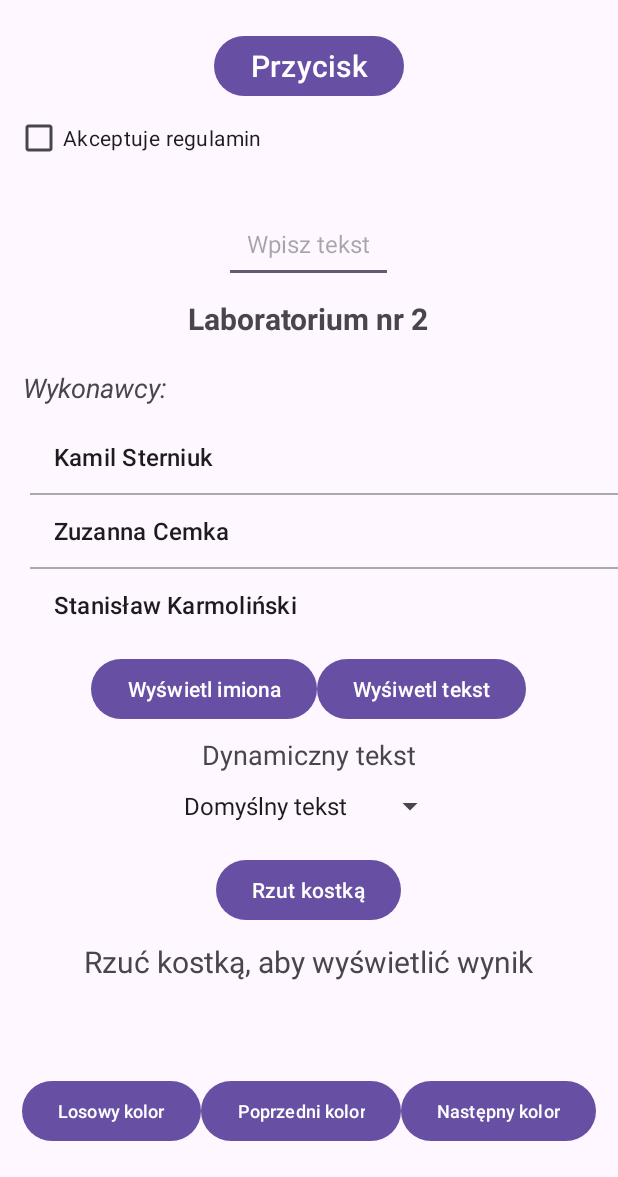
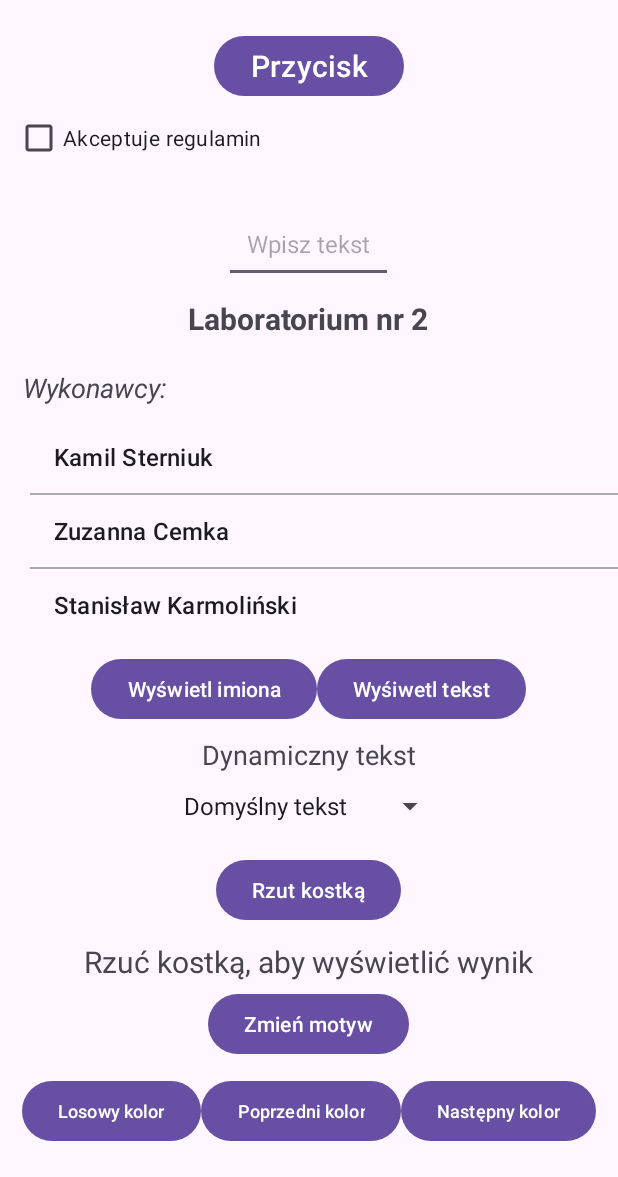
Before and after one commit to KamilSterniuk/AndroidSimpleAppLab2, an Android app: the screen it shows after launch (MainActivity), on a phone screen of 412 x 824 dp, the part 59-1236 px from its top. Run offline under Robolectric (Android 15) with nearby library versions, the phone set to English and light mode, and no system bars.

Commit message:
change theme button & scaling for tablets

```diff
--- a/app/src/main/java/com/example/myapplication/MainActivity.java
+++ b/app/src/main/java/com/example/myapplication/MainActivity.java
@@ -1,9 +1,13 @@
 package com.example.myapplication;
 
+import android.content.res.Configuration;
 import android.graphics.Color;
 import android.graphics.Typeface;
 import android.os.Bundle;
+import android.util.DisplayMetrics;
+import android.util.TypedValue;
 import android.view.View;
+import android.view.ViewGroup;
 import android.widget.AdapterView;
 import android.widget.ArrayAdapter;
 import android.widget.Button;
@@ -16,6 +20,7 @@ import android.widget.Toast;
 
 import androidx.activity.EdgeToEdge;
 import androidx.appcompat.app.AppCompatActivity;
+import androidx.appcompat.app.AppCompatDelegate;
 import androidx.core.graphics.Insets;
 import androidx.core.view.ViewCompat;
 import androidx.core.view.WindowInsetsCompat;
@@ -26,6 +31,8 @@ public class MainActivity extends AppCompatActivity {
 
     private LinearLayout layout;
     private int currentColor = 0;
+
+    private float scalingFactor;
 
     private final int[] colors = {
             Color.rgb(255, 255, 255),
@@ -42,6 +49,11 @@ public class MainActivity extends AppCompatActivity {
         setContentView(R.layout.activity_main);
 
         layout = findViewById(R.id.main);
+
+        scalingFactor = calculateScalingFactor();
+
+        ViewGroup rootLayout = findViewById(R.id.main);
+        scaleLayout(rootLayout, scalingFactor);
 
         ViewCompat.setOnApplyWindowInsetsListener(findViewById(R.id.main), (v, insets) -> {
             Insets systemBars = insets.getInsets(WindowInsetsCompat.Type.systemBars());
@@ -64,6 +76,19 @@ public class MainActivity extends AppCompatActivity {
 
         Button diceRollButton = findViewById(R.id.diceRollButton);
         TextView diceRollResult = findViewById(R.id.diceRollText);
+
+        Button changeThemeButton = findViewById(R.id.changeTheme);
+        changeThemeButton.setOnClickListener(new View.OnClickListener() {
+            @Override
+            public void onClick(View view) {
+                int currentNightMode = getResources().getConfiguration().uiMode & Configuration.UI_MODE_NIGHT_MASK;
+                if (currentNightMode == Configuration.UI_MODE_NIGHT_YES) {
+                    AppCompatDelegate.setDefaultNightMode(AppCompatDelegate.MODE_NIGHT_NO);
+                } else {
+                    AppCompatDelegate.setDefaultNightMode(AppCompatDelegate.MODE_NIGHT_YES);
+                }
+            }
+        });
 
         diceRollButton.setOnClickListener(new View.OnClickListener() {
             @Override
@@ -167,6 +192,63 @@ public class MainActivity extends AppCompatActivity {
         listView1.setAdapter(adapter);
     }
 
+    private float calculateScalingFactor() {
+        DisplayMetrics displayMetrics = getResources().getDisplayMetrics();
+        float screenWidthDp = displayMetrics.widthPixels / displayMetrics.density;
+
+        // Determine scaling factor based on screen width (600dp for tablets as a guideline)
+        if (screenWidthDp >= 600) {
+            return 1.5f; // Tablet scaling factor
+        } else {
+            return 1.0f; // Default scaling for smartphones
+        }
+    }
+
+    private void scaleLayout(ViewGroup rootLayout, float scalingFactor) {
+        for (int i = 0; i < rootLayout.getChildCount(); i++) {
+            View child = rootLayout.getChildAt(i);
+
+            // Recursively scale child layouts
+            if (child instanceof ViewGroup) {
+                scaleLayout((ViewGroup) child, scalingFactor);
+            } else {
+                scaleView(child, scalingFactor);
+            }
+        }
+    }
+
+    private void scaleView(View view, float scalingFactor) {
+        if (view instanceof TextView) {
+            TextView textView = (TextView) view;
+            textView.setTextSize(TypedValue.COMPLEX_UNIT_PX, textView.getTextSize() * scalingFactor);
+        } else if (view instanceof Button) {
+            Button button = (Button) view;
+            button.setTextSize(TypedValue.COMPLEX_UNIT_PX, button.getTextSize() * scalingFactor);
+        } else if (view instanceof EditText) {
+            EditText editText = (EditText) view;
+            editText.setTextSize(TypedValue.COMPLEX_UNIT_PX, editText.getTextSize() * scalingFactor);
+        }
+
+        // Scale layout parameters (e.g., margins, padding)
+        ViewGroup.LayoutParams layoutParams = view.getLayoutParams();
+        if (layoutParams instanceof ViewGroup.MarginLayoutParams) {
+            ViewGroup.MarginLayoutParams marginParams = (ViewGroup.MarginLayoutParams) layoutParams;
+            marginParams.leftMargin *= scalingFactor;
+            marginParams.topMargin *= scalingFactor;
+            marginParams.rightMargin *= scalingFactor;
+            marginParams.bottomMargin *= scalingFactor;
+        }
+
+        // Scale padding
+        view.setPadding(
+                (int) (view.getPaddingLeft() * scalingFactor),
+                (int) (view.getPaddingTop() * scalingFactor),
+                (int) (view.getPaddingRight() * scalingFactor),
+                (int) (view.getPaddingBottom() * scalingFactor)
+        );
+    }
+
+
     private int generateRandomColor() {
         Random random = new Random();
 
--- a/app/src/main/res/layout/activity_main.xml
+++ b/app/src/main/res/layout/activity_main.xml
@@ -136,6 +136,22 @@
     <LinearLayout
         android:layout_width="match_parent"
         android:layout_height="wrap_content"
+        android:orientation="vertical"
+        android:gravity="center"
+        android:layout_marginBottom="10dp">
+
+        <Button
+            android:layout_width="wrap_content"
+            android:layout_height="wrap_content"
+            android:id="@+id/changeTheme"
+            android:text="Zmień motyw"/>
+
+
+    </LinearLayout>
+
+    <LinearLayout
+        android:layout_width="match_parent"
+        android:layout_height="wrap_content"
         android:orientation="horizontal"
         android:gravity="center"
         android:layout_marginBottom="20dp"
```
